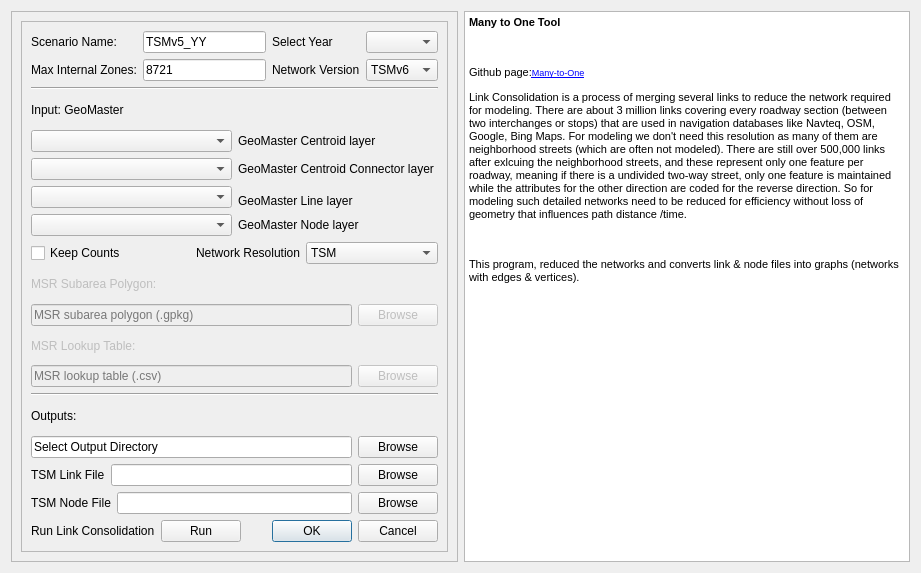
Old version of the form ui/tsm_link_consolidator.ui in the repository TSMv6/tsm_panel.
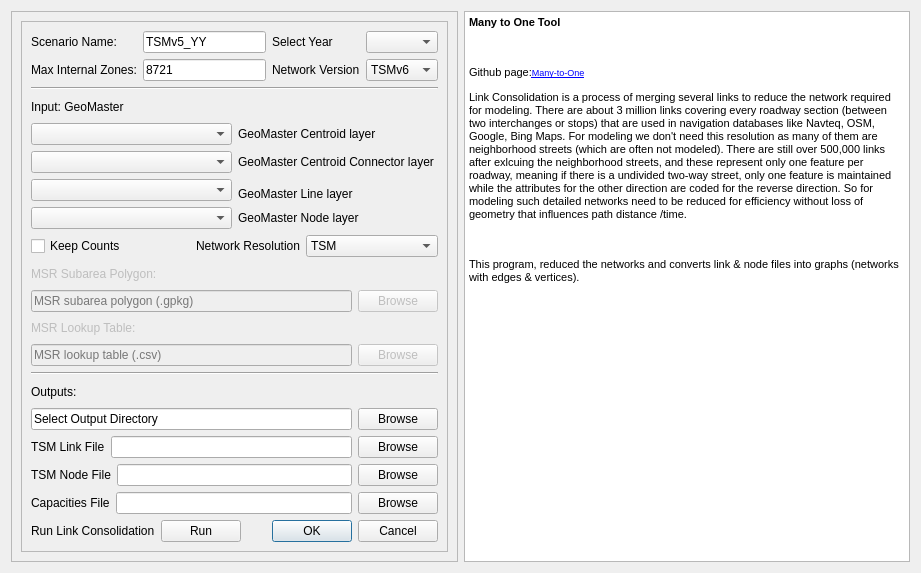
New version of the form.

```diff
--- a/ui/tsm_link_consolidator.ui
+++ b/ui/tsm_link_consolidator.ui
@@ -381,6 +381,31 @@
            </item>
           </layout>
          </item>
+         <item>
+          <layout class="QHBoxLayout" name="horizontalLayout_Capacities">
+           <item>
+            <widget class="QLabel" name="label_Capacities">
+             <property name="text">
+              <string>Capacities File</string>
+             </property>
+            </widget>
+           </item>
+           <item>
+            <widget class="QLineEdit" name="lineEdit_Capacities">
+             <property name="toolTip">
+              <string>QLOS capacities lookup (FTYPE|lanes -&gt; capacity) used to set ELToD link capacities. Default: {tsm_location}/Inputs/netPrep/QLOS_capacities.csv</string>
+             </property>
+            </widget>
+           </item>
+           <item>
+            <widget class="QPushButton" name="browse_Capacities">
+             <property name="text">
+              <string>Browse</string>
+             </property>
+            </widget>
+           </item>
+          </layout>
+         </item>
          <item>
           <layout class="QHBoxLayout" name="horizontalLayout_3">
            <item>
```
